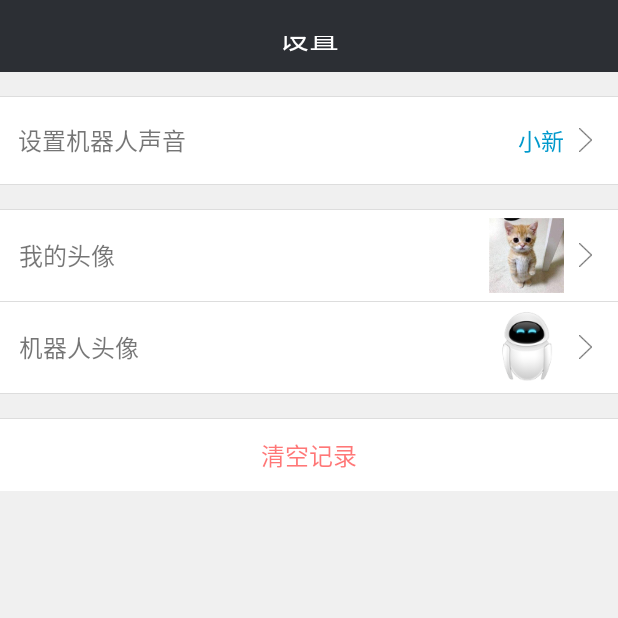
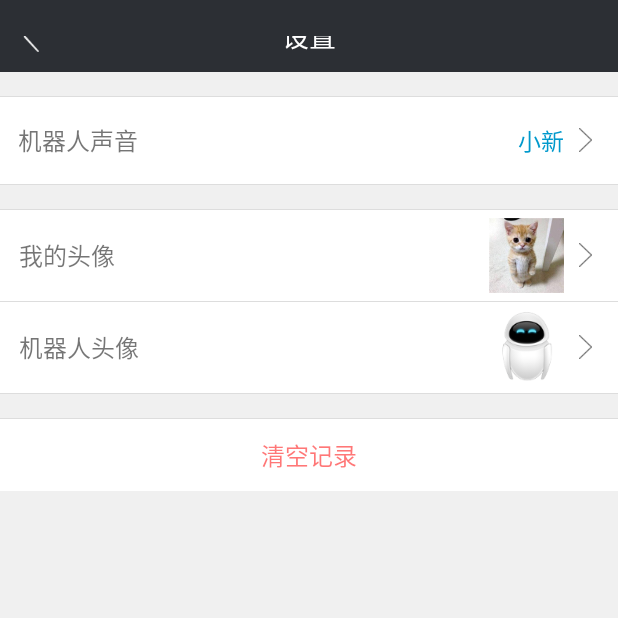
Before and after one commit to moonsharp/TalkRobot, an Android app: the screen it shows after launch (SettingActivity), after a tap on an icon or button, on a phone screen of 412 x 824 dp, the top half of it. Run offline under Robolectric (Android 15) with nearby library versions, the phone set to English and light mode, and no system bars; libraries missing offline, so code that uses them is left out: kk.qisheng.library, rx.android.schedulers, rx.schedulers; pictures from the network do not load; 1 statement that could not run was skipped.

Commit message:
页面标题栏加上返回按钮

```diff
--- a/app/src/main/java/kk/qisheng/talkrobot/net/RetrofitHelper.java
+++ b/app/src/main/java/kk/qisheng/talkrobot/net/RetrofitHelper.java
@@ -63,14 +63,11 @@ public class RetrofitHelper {
         if (mService == null) {
             new RetrofitHelper(UrlConfig.BAIDU_TRANSLATE_BASE_URL);
         }
-
         int salt = new Random().nextInt(10) + 1;
         String sign = getTransSign(info, salt);
-
         return mService.getTransMsg(info, "auto", to, AppConfig.BAIDU_TRANSLATE_APP_ID, salt, sign);
     }
 
-    //拼接appid=2015063000000001+q=apple+salt=1435660288+密钥=12345678
     private String getTransSign(String info, int salt) {
         String source = AppConfig.BAIDU_TRANSLATE_APP_ID + info + salt + AppConfig.BAIDU_TRANSLATE_APP_SECRET;
         String md5 = MD5Utils.getMd5Value(source);
--- a/app/src/main/java/kk/qisheng/talkrobot/ui/activity/SettingActivity.java
+++ b/app/src/main/java/kk/qisheng/talkrobot/ui/activity/SettingActivity.java
@@ -41,6 +41,7 @@ public class SettingActivity extends BaseActivity implements View.OnClickListene
         ivMyHeader = (ImageView) findViewById(R.id.iv_my_header);
         ivRobotHeader = (ImageView) findViewById(R.id.iv_robot_header);
 
+        findViewById(R.id.iv_back).setOnClickListener(this);
         findViewById(R.id.rl_change_speaker).setOnClickListener(this);
         findViewById(R.id.rl_my_hdader).setOnClickListener(this);
         findViewById(R.id.rl_robot_hdader).setOnClickListener(this);
@@ -61,6 +62,10 @@ public class SettingActivity extends BaseActivity implements View.OnClickListene
     @Override
     public void onClick(View v) {
         switch (v.getId()) {
+            case R.id.iv_back:
+                finish();
+                break;
+
             case R.id.rl_change_speaker:
                 goSpeakerListActivity();
                 break;
--- a/app/src/main/java/kk/qisheng/talkrobot/ui/activity/TalkActivity.java
+++ b/app/src/main/java/kk/qisheng/talkrobot/ui/activity/TalkActivity.java
@@ -55,6 +55,9 @@ public class TalkActivity extends BaseActivity implements View.OnClickListener,
     private ApiPresenter mPresenter;
     private DaoHelper<TalkMsg> mDaoHelper;
 
+    private int page = 1;
+    private static final int page_size = 100;
+
     @Override
     public void setContentLayout() {
         setContentView(R.layout.activity_talk);
@@ -82,10 +85,22 @@ public class TalkActivity extends BaseActivity implements View.OnClickListener,
     private void initData() {
         mDaoHelper = new DaoHelper<>();
         mDbList = (ArrayList<TalkMsg>) mDaoHelper.listAll(TalkMsg.class);
-        if (mDbList != null && mDbList.size() > 0) mTalkList = mDbList;
+        getDbList(page);
         mAdapter = new TalkListAdapter(this, mTalkList);
         lvTalk.setAdapter(mAdapter);
         notifyDataChange(mTalkList);
+    }
+
+    private void getDbList(int page) {
+        if (mDbList == null) return;
+
+        int size = page * page_size;
+        if (mDbList.size() > size) {
+
+        } else {
+            mTalkList = mDbList;
+        }
+
     }
 
     private void initPresenter() {
--- a/app/src/main/res/layout/activity_setting.xml
+++ b/app/src/main/res/layout/activity_setting.xml
@@ -8,14 +8,32 @@
     android:orientation="vertical"
     tools:context="kk.qisheng.talkrobot.ui.activity.SettingActivity">
 
-    <TextView
+    <RelativeLayout
         android:layout_width="match_parent"
         android:layout_height="48dp"
+        android:layout_alignParentTop="true"
         android:background="@color/top_bar"
-        android:gravity="center"
-        android:text="设置"
-        android:textColor="@color/white"
-        android:textSize="20sp" />
+        android:orientation="vertical">
+
+        <TextView
+            android:layout_width="wrap_content"
+            android:layout_height="wrap_content"
+            android:layout_centerInParent="true"
+            android:text="设置"
+            android:textColor="@color/white"
+            android:textSize="18sp" />
+
+        <ImageView
+            android:id="@+id/iv_back"
+            android:layout_width="wrap_content"
+            android:layout_height="wrap_content"
+            android:layout_centerVertical="true"
+            android:paddingBottom="10dp"
+            android:paddingLeft="15dp"
+            android:paddingRight="15dp"
+            android:paddingTop="10dp"
+            android:src="@drawable/arrow_back" />
+    </RelativeLayout>
 
     <include layout="@layout/include_common_line3" />
 
@@ -30,7 +48,7 @@
             android:layout_width="wrap_content"
             android:layout_height="wrap_content"
             android:layout_centerVertical="true"
-            android:text="设置机器人声音"
+            android:text="机器人声音"
             android:textSize="16sp" />
 
         <TextView
@@ -125,6 +143,7 @@
 
 
     <include layout="@layout/include_common_line3" />
+
     <TextView
         android:id="@+id/tv_clear"
         android:layout_width="match_parent"
--- a/app/src/main/res/layout/activity_talk.xml
+++ b/app/src/main/res/layout/activity_talk.xml
@@ -19,7 +19,7 @@
             android:layout_centerInParent="true"
             android:text="聊天机器人"
             android:textColor="@color/white"
-            android:textSize="16sp" />
+            android:textSize="18sp" />
 
         <ImageView
             android:id="@+id/iv_setting"
```
Also changed, not shown: app/src/main/java/kk/qisheng/talkrobot/ui/activity/SpeakerListActivity.java (+7 -0 lines), app/src/main/res/layout/activity_speaker_list.xml (+23 -5 lines), app/src/main/res/drawable-xhdpi/arrow_back.png (added).
